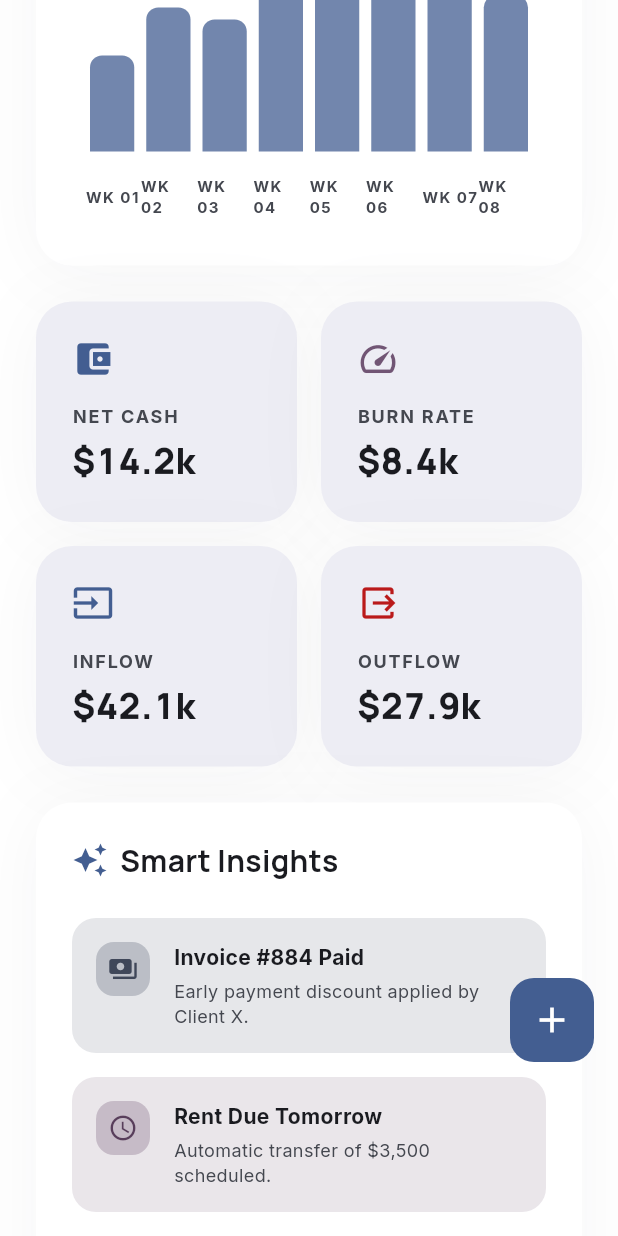
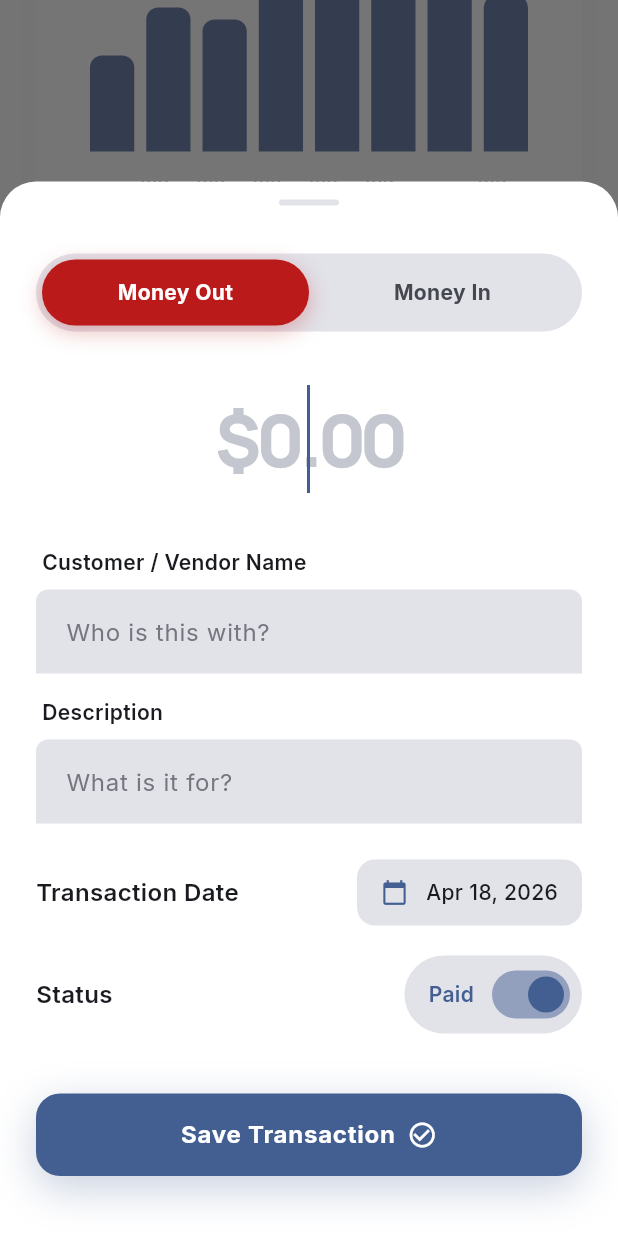
Before and after one commit to Abdurrafay19/softec_26, a Flutter app: the HomeScreen screen opened directly, scrolled down 576 dp, after a tap on the "add" icon, on a phone screen of 412 x 824 dp. Run offline on Flutter 3.47's test engine with Material 3 defaults, Android fonts, the phone set to English and light mode, and no system bars; drawn by our look-alikes of dynamic_color; our stand-ins replace google_fonts.

Commit message:
Add Record

```diff
--- a/lib/auth/screens/login_screen.dart
+++ b/lib/auth/screens/login_screen.dart
@@ -3,8 +3,8 @@
 
 // Modular Auth Widgets
 import '../widgets/auth_header.dart';
-import '../widgets/editorial_text_field.dart';
-import '../widgets/primary_button.dart';
+import '../../shared/widgets/editorial_text_field.dart';
+import '../../shared/widgets/primary_button.dart';
 import '../widgets/biometric_action_button.dart';
 // import '../widgets/auth_footer.dart';
 import 'signup_screen.dart';
--- a/lib/auth/screens/signup_screen.dart
+++ b/lib/auth/screens/signup_screen.dart
@@ -1,7 +1,7 @@
 import 'package:flutter/material.dart';
 import '../widgets/auth_header.dart';
-import '../widgets/editorial_text_field.dart';
-import '../widgets/primary_button.dart';
+import '../../shared/widgets/editorial_text_field.dart';
+import '../../shared/widgets/primary_button.dart';
 import '../widgets/auth_footer.dart';
 import 'login_screen.dart';
 
--- a/lib/home/screens/home_screen.dart
+++ b/lib/home/screens/home_screen.dart
@@ -6,6 +6,7 @@ import '../widgets/cash_flow_trends_card.dart';
 import '../widgets/metrics_grid_section.dart';
 import '../widgets/smart_insights_card.dart';
 import '../widgets/recent_activity_section.dart';
+import '../widgets/add_transaction_sheet.dart';
 
 class HomeScreen extends StatelessWidget {
   const HomeScreen({super.key});
@@ -42,25 +43,40 @@ class HomeScreen extends StatelessWidget {
 
       // Step 5.3: Updated Contextual Floating Action Button
       floatingActionButton: Padding(
-        // Pushes the FAB up to clear the custom floating bottom navigation bar
         padding: const EdgeInsets.only(bottom: 100.0),
         child: Container(
           width: 56,
           height: 56,
           decoration: BoxDecoration(
-            color: colorScheme.primary, // Tied to universal theme
+            color: colorScheme.primary,
             borderRadius: BorderRadius.circular(16),
+            boxShadow: [
+              // Added the premium glowing shadow to match your PrimaryButton
+              BoxShadow(
+                color: colorScheme.primary.withValues(alpha: 0.3),
+                blurRadius: 24,
+                offset: const Offset(0, 8),
+              ),
+            ],
           ),
           child: Material(
             color: Colors.transparent,
             child: InkWell(
               borderRadius: BorderRadius.circular(16),
               onTap: () {
-                // TODO: Wire this up to a transaction modal later
+                // --- The Magic Modal Call ---
+                showModalBottomSheet(
+                  context: context,
+                  // isScrollControlled is REQUIRED to let the modal slide up with the keyboard
+                  isScrollControlled: true,
+                  // Makes the default background invisible so our 24px rounded corners show up
+                  backgroundColor: Colors.transparent,
+                  builder: (context) => const AddTransactionSheet(),
+                );
               },
               child: Icon(
                 Icons.add,
-                color: colorScheme.onPrimary, // High-contrast icon color
+                color: colorScheme.onPrimary,
                 size: 28,
               ),
             ),
--- /dev/null
+++ b/lib/home/widgets/add_transaction_sheet.dart
@@ -0,0 +1,355 @@
+import 'dart:ui';
+import 'package:flutter/material.dart';
+import 'package:google_fonts/google_fonts.dart';
+
+// Ensure these point to your global widget locations
+import '../../shared/widgets/editorial_text_field.dart';
+import '../../shared/widgets/primary_button.dart';
+
+class AddTransactionSheet extends StatefulWidget {
+  const AddTransactionSheet({super.key});
+
+  @override
+  State<AddTransactionSheet> createState() => _AddTransactionSheetState();
+}
+
+class _AddTransactionSheetState extends State<AddTransactionSheet> {
+  // --- Form State ---
+  bool isMoneyIn = false; // Default to 'Money Out' as per hackathon tip
+  bool isPaid = true;
+  DateTime selectedDate = DateTime.now();
+  final TextEditingController _amountController = TextEditingController();
+  final TextEditingController _vendorController = TextEditingController();
+  final TextEditingController _descriptionController = TextEditingController();
+
+  @override
+  void dispose() {
+    _amountController.dispose();
+    _vendorController.dispose();
+    _descriptionController.dispose();
+    super.dispose();
+  }
+
+  // Formatting helper for premium editorial dates
+  String _formatDate(DateTime date) {
+    final months = ['Jan', 'Feb', 'Mar', 'Apr', 'May', 'Jun', 'Jul', 'Aug', 'Sep', 'Oct', 'Nov', 'Dec'];
+    return '${months[date.month - 1]} ${date.day}, ${date.year}';
+  }
+
+  // Native Date Picker with Theme Overlay
+  Future<void> _pickDate() async {
+    final DateTime? picked = await showDatePicker(
+      context: context,
+      initialDate: selectedDate,
+      firstDate: DateTime(2024),
+      lastDate: DateTime(2030),
+      builder: (context, child) {
+        return Theme(
+          data: Theme.of(context).copyWith(
+            colorScheme: Theme.of(context).colorScheme,
+          ),
+          child: child!,
+        );
+      },
+    );
+    if (picked != null && picked != selectedDate) {
+      setState(() => selectedDate = picked);
+    }
+  }
+
+  // --- Submission Logic: The Magic Trick ---
+  void _handleSave() {
+    final double amount = double.tryParse(_amountController.text) ?? 0.0;
+
+    // Categorization logic based on paid status and transaction type
+    String trackingCategory;
+    if (!isPaid) {
+      trackingCategory = isMoneyIn ? "Pending Receivable" : "Pending Payable";
+    } else {
+      trackingCategory = isMoneyIn ? "Income" : "Expense";
+    }
+
+    // Logic for printing/saving the record
+    debugPrint("""
+      New Transaction Logged:
+      Amount: $amount
+      Type: ${isMoneyIn ? 'INFLOW' : 'OUTFLOW'}
+      Status: ${isPaid ? 'PAID' : 'UNPAID'}
+      Category: $trackingCategory
+      Vendor: ${_vendorController.text}
+      Date: ${selectedDate.toIso8601String()}
+    """);
+
+    Navigator.pop(context);
+  }
+
+  @override
+  Widget build(BuildContext context) {
+    final colorScheme = Theme.of(context).colorScheme;
+    final bottomInset = MediaQuery.of(context).viewInsets.bottom;
+
+    return Container(
+      // Dynamic padding to clear keyboard (Phase 1)
+      padding: EdgeInsets.fromLTRB(24, 12, 24, bottomInset > 0 ? bottomInset + 24 : 40),
+      decoration: BoxDecoration(
+        color: colorScheme.surfaceContainerLowest,
+        borderRadius: const BorderRadius.vertical(top: Radius.circular(24)),
+      ),
+      child: SingleChildScrollView(
+        child: Column(
+          mainAxisSize: MainAxisSize.min,
+          children: [
+            // --- Drag Handle ---
+            Container(
+              width: 40,
+              height: 4,
+              decoration: BoxDecoration(
+                color: colorScheme.outlineVariant.withValues(alpha: 0.5),
+                borderRadius: BorderRadius.circular(2),
+              ),
+            ),
+            const SizedBox(height: 32),
+
+            // --- Phase 2: Type Toggle ---
+            Container(
+              padding: const EdgeInsets.all(4),
+              decoration: BoxDecoration(
+                color: colorScheme.surfaceContainerHighest,
+                borderRadius: BorderRadius.circular(100),
+              ),
+              child: Row(
+                children: [
+                  Expanded(
+                    child: _buildTogglePill('Money Out', !isMoneyIn, colorScheme.error, () => setState(() => isMoneyIn = false)),
+                  ),
+                  Expanded(
+                    child: _buildTogglePill('Money In', isMoneyIn, colorScheme.primary, () => setState(() => isMoneyIn = true)),
+                  ),
+                ],
+              ),
+            ),
+            const SizedBox(height: 32),
+
+            // --- Phase 2: Massive Amount Field ---
+            TextField(
+              controller: _amountController,
+              autofocus: true,
+              textAlign: TextAlign.center,
+              keyboardType: const TextInputType.numberWithOptions(decimal: true),
+              style: GoogleFonts.manrope(
+                fontSize: 48,
+                fontWeight: FontWeight.w800,
+                letterSpacing: -2.0,
+                color: isMoneyIn ? colorScheme.primary : colorScheme.onSurface,
+                fontFeatures: const [FontFeature.tabularFigures()],
+              ),
+              decoration: InputDecoration(
+                hintText: '\$0.00',
+                hintStyle: GoogleFonts.manrope(color: colorScheme.outlineVariant),
+                border: InputBorder.none,
+                isDense: true,
+              ),
+            ),
+            const SizedBox(height: 32),
+
+            // --- Phase 3: Text Details ---
+            EditorialTextField(
+              label: 'Customer / Vendor Name',
+              hintText: 'Who is this with?',
+              // controller: _vendorController, // Connect these to your controllers
+            ),
+            const SizedBox(height: 16),
+
+            EditorialTextField(
+              label: 'Description',
+              hintText: 'What is it for?',
+              // controller: _descriptionController,
+            ),
+            const SizedBox(height: 24),
+
+            // --- Phase 3 Updated: Inline Label & Input Layout ---
+
+// 1. Transaction Date Row
+            Row(
+              mainAxisAlignment: MainAxisAlignment.spaceBetween,
+              children: [
+                Text(
+                  isPaid ? 'Transaction Date' : 'Due Date',
+                  style: GoogleFonts.inter(
+                    fontWeight: FontWeight.w600,
+                    fontSize: 16,
+                    color: colorScheme.onSurface,
+                  ),
+                ),
+                Material(
+                  color: Colors.transparent,
+                  child: InkWell(
+                    onTap: _pickDate,
+                    borderRadius: BorderRadius.circular(12),
+                    child: Container(
+                      padding: const EdgeInsets.symmetric(horizontal: 16, vertical: 12),
+                      decoration: BoxDecoration(
+                        color: colorScheme.surfaceContainerHighest,
+                        borderRadius: BorderRadius.circular(12),
+                      ),
+                      child: Row(
+                        mainAxisSize: MainAxisSize.min,
+                        children: [
+                          Icon(Icons.calendar_today, size: 18, color: colorScheme.primary),
+                          const SizedBox(width: 12),
+                          Text(
+                            _formatDate(selectedDate),
+                            style: GoogleFonts.inter(
+                              fontWeight: FontWeight.w500,
+                              color: colorScheme.onSurface,
+                            ),
+                          ),
+                        ],
+                      ),
+                    ),
+                  ),
+                ),
+              ],
+            ),
+
+            const SizedBox(height: 20), // Vertical spacing between the two rows
+
+// 2. Status Toggle Row
+            Row(
+              mainAxisAlignment: MainAxisAlignment.spaceBetween,
+              children: [
+                Text(
+                  'Status',
+                  style: GoogleFonts.inter(
+                    fontWeight: FontWeight.w600,
+                    fontSize: 16,
+                    color: colorScheme.onSurface,
+                  ),
+                ),
+                Container(
+                  padding: const EdgeInsets.only(left: 16, right: 4, top: 2, bottom: 2),
+                  decoration: BoxDecoration(
+                    color: colorScheme.surfaceContainerHighest,
+                    borderRadius: BorderRadius.circular(100), // Rounded pill shape for status
+                  ),
+                  child: Row(
+                    mainAxisSize: MainAxisSize.min,
+                    children: [
+                      Text(
+                        isPaid ? 'Paid' : 'Unpaid',
+                        style: GoogleFonts.inter(
+                          fontWeight: FontWeight.w600,
+                          fontSize: 14,
+                          color: isPaid ? colorScheme.primary : colorScheme.onSurfaceVariant,
+                        ),
+                      ),
+                      const SizedBox(width: 8),
+                      Switch(
+                        value: isPaid,
+                        onChanged: (val) => setState(() => isPaid = val),
+                        activeColor: colorScheme.primary,
+                      ),
+                    ],
+                  ),
+                ),
+              ],
+            ),
+
+            const SizedBox(height: 40), // Spacer before Save Button
+
+            // --- Phase 4: Submission ---
+            PrimaryButton(
+              text: 'Save Transaction',
+              icon: Icons.check_circle_outline,
+              onPressed: _handleSave,
+            ),
+          ],
+        ),
+      ),
+    );
+  }
+
+  // --- Helper Builders ---
+
+  Widget _buildInputLabel(String text, ColorScheme colorScheme) {
+    return Padding(
+      padding: const EdgeInsets.only(left: 4.0, bottom: 8.0),
+      child: Text(
+        text,
+        style: GoogleFonts.inter(fontWeight: FontWeight.w600, fontSize: 14, color: colorScheme.onSurface),
+      ),
+    );
+  }
+
+  Widget _buildDateSelector(ColorScheme colorScheme) {
+    return InkWell(
+      onTap: _pickDate,
+      borderRadius: BorderRadius.circular(12),
+      child: Container(
+        padding: const EdgeInsets.symmetric(horizontal: 16, vertical: 16),
+        decoration: BoxDecoration(
+          color: colorScheme.surfaceContainerHighest,
+          borderRadius: BorderRadius.circular(12),
+        ),
+        child: Row(
+          children: [
+            Icon(Icons.calendar_today, size: 18, color: colorScheme.primary),
+            const SizedBox(width: 12),
+            Text(
+              _formatDate(selectedDate),
+              style: GoogleFonts.inter(fontWeight: FontWeight.w500, color: colorScheme.onSurface),
+            ),
+          ],
+        ),
+      ),
+    );
+  }
+
+  Widget _buildStatusToggle(ColorScheme colorScheme) {
+    return Container(
+      padding: const EdgeInsets.symmetric(horizontal: 12, vertical: 4),
+      decoration: BoxDecoration(
+        color: colorScheme.surfaceContainerHighest,
+        borderRadius: BorderRadius.circular(12),
+      ),
+      child: Row(
+        mainAxisAlignment: MainAxisAlignment.spaceBetween,
+        children: [
+          Text(
+            isPaid ? 'Paid' : 'Unpaid',
+            style: GoogleFonts.inter(
+              fontWeight: FontWeight.w500,
+              fontSize: 14,
+              color: isPaid ? colorScheme.primary : colorScheme.onSurfaceVariant,
+            ),
+          ),
+          Switch(
+            value: isPaid,
+            onChanged: (val) => setState(() => isPaid = val),
+            activeColor: colorScheme.primary,
+          ),
+        ],
+      ),
+    );
+  }
+
+  Widget _buildTogglePill(String title, bool isActive, Color activeColor, VoidCallback onTap) {
+    return GestureDetector(
+      onTap: onTap,
+      child: AnimatedContainer(
+        duration: const Duration(milliseconds: 200),
+        padding: const EdgeInsets.symmetric(vertical: 12),
+        decoration: BoxDecoration(
+          color: isActive ? activeColor : Colors.transparent,
+          borderRadius: BorderRadius.circular(100),
+          boxShadow: isActive ? [BoxShadow(color: activeColor.withValues(alpha: 0.3), blurRadius: 12, offset: const Offset(0, 4))] : [],
+        ),
+        child: Text(
+          title,
+          textAlign: TextAlign.center,
+          style: GoogleFonts.inter(fontWeight: FontWeight.bold, color: isActive ? Colors.white : Theme.of(context).colorScheme.onSurfaceVariant),
+        ),
+      ),
+    );
+  }
+}
```
Also changed, not shown: lib/shared/widgets/editorial_text_field.dart (renamed from lib/auth/widgets/editorial_text_field.dart), lib/shared/widgets/primary_button.dart (renamed from lib/auth/widgets/primary_button.dart).
